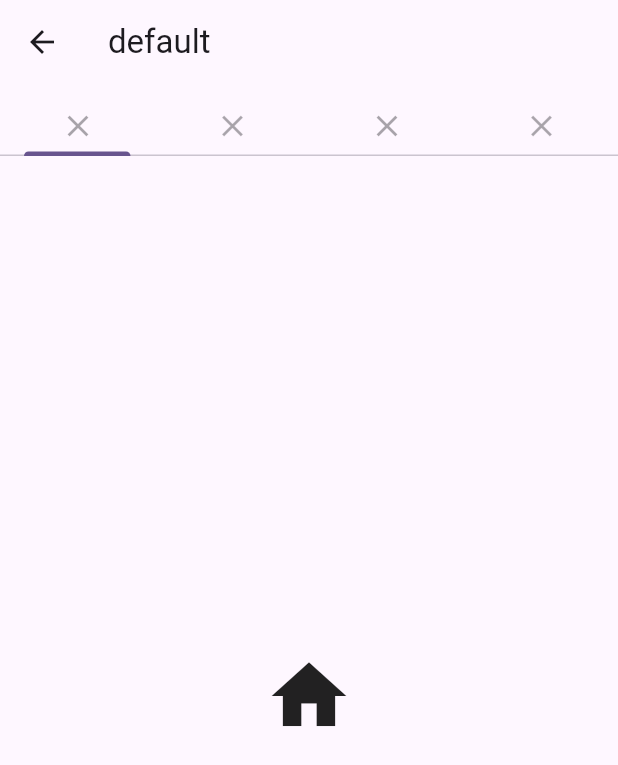
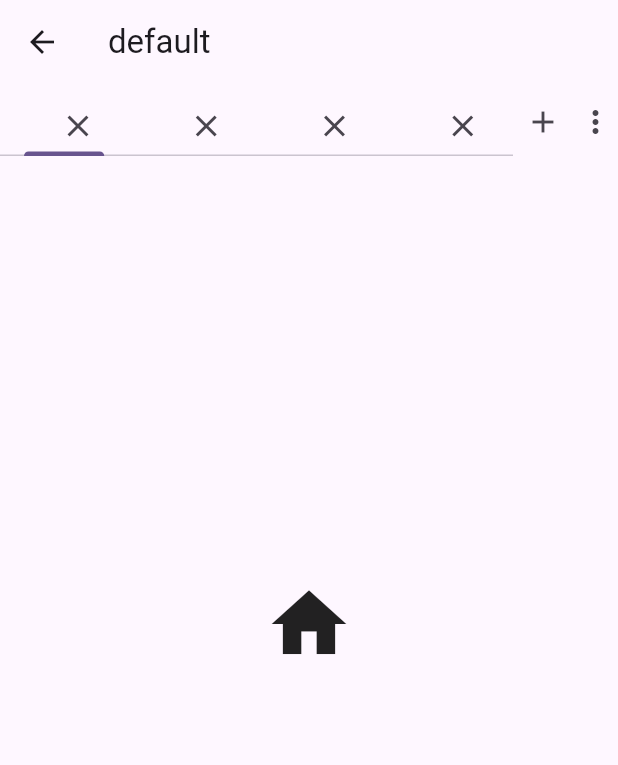
Before and after one commit to sv-makh/tabs_showcase, a Flutter app: the DefaultPage screen opened by its route, on a phone screen of 412 x 824 dp. Shown: the top 765 px of the screen. Run offline on Flutter 3.47's test engine with Material 2 defaults, Android fonts, the phone set to English and light mode, and no system bars; missing offline and left inert: contained_tab_bar_view_with_custom_page_navigator, extended_tabs, reorderable_tabbar, tab_container, tabbed_view.

Commit message:
adding&deleting tabs for default tabbar

```diff
--- a/lib/pages/default_page.dart
+++ b/lib/pages/default_page.dart
@@ -1,32 +1,147 @@
 import 'package:flutter/material.dart';
+import 'package:tabs_showcase/widget/tab_filling_sized.dart';
 
 import '../data/data.dart';
 import '../widget/tab_filling.dart';
 
-class DefaultPage extends StatelessWidget {
+class DefaultPage extends StatefulWidget {
   const DefaultPage({super.key});
 
   @override
+  State<DefaultPage> createState() => _DefaultPageState();
+}
+
+class _DefaultPageState extends State<DefaultPage>
+    with TickerProviderStateMixin {
+  late TabController _controller;
+
+  List<String> tabs = List.from(tabTitles);
+  List<Icon> views = List.from(tabViews);
+
+  double menuButtonSize = 35;
+
+  @override
+  void initState() {
+    super.initState();
+    _controller = TabController(length: tabs.length, vsync: this);
+  }
+
+  @override
+  void dispose() {
+    _controller.dispose();
+    super.dispose();
+  }
+
+  @override
   Widget build(BuildContext context) {
-    return DefaultTabController(
-      length: tabTitles.length,
-      child: Scaffold(
+    return Scaffold(
       appBar: AppBar(
         title: const Text('default'),
-          bottom: TabBar(
+      ),
+      body: Column(
+        children: [
+          Stack(children: [
+            Positioned(
+              right: 0,
+              top: 5,
+              child: Row(
+                children: [
+                  _addButton(),
+                  _menuAnchor(),
+                ],
+              ),
+            ),
+            Padding(
+              padding: EdgeInsets.only(right: 2 * menuButtonSize),
+              child: TabBar(
+                controller: _controller,
                 tabs: List.generate(
-              tabTitles.length,
+                  tabs.length,
                   (index) => Tab(
-                child: TabFilling(
-                  title: tabTitles[index],
+                    child:TabFilling(
+                      title: tabs[index],
+                      onDelete: () {
+                        _deleteTab(tabs[index]);
+                      },
                     ),
                   ),
                 ),
               ),
             ),
-        body: TabBarView(
-          children: tabViews,
+          ]),
+          SizedBox(
+            height: MediaQuery.of(context).size.height - 200,
+            child: TabBarView(
+              controller: _controller,
+              children: views.toList(),
             ),
+          ),
+        ],
+      ),
+    );
+  }
+
+  void _deleteTab(String tab) {
+    int index = tabs.indexOf(tab);
+    tabs.removeAt(index);
+    views.removeAt(index);
+    _controller = TabController(length: tabs.length, vsync: this);
+    setState(() {});
+  }
+
+  Widget _addButton() {
+    return SizedBox(
+      width: menuButtonSize,
+      height: menuButtonSize,
+      child: IconButton(
+        onPressed: () {
+          tabs.add('${(tabs.length + 1).toString()}th tab');
+          views.add(const Icon(
+            Icons.add,
+            size: 60,
+          ));
+          _controller = TabController(length: tabs.length, vsync: this);
+          setState(() {});
+        },
+        icon: Icon(Icons.add),
+      ),
+    );
+  }
+
+  Widget _menuAnchor() {
+    return SizedBox(
+      width: menuButtonSize,
+      height: menuButtonSize,
+      child: MenuAnchor(
+        builder: (BuildContext context, MenuController menuController,
+            Widget? child) {
+          return IconButton(
+            onPressed: () {
+              if (menuController.isOpen) {
+                menuController.close();
+              } else {
+                menuController.open();
+              }
+            },
+            icon: const Icon(Icons.more_vert),
+            tooltip: 'All tabs',
+          );
+        },
+        menuChildren: tabs.map((e) {
+          return MenuItemButton(
+            child: SizedBox(
+              width: 300,
+              child: Text(
+                e,
+                maxLines: 2,
+                overflow: TextOverflow.ellipsis,
+              ),
+            ),
+            onPressed: () {
+              _controller.animateTo(tabs.indexOf(e));
+            },
+          );
+        }).toList(),
       ),
     );
   }
--- a/lib/pages/my_home_page.dart
+++ b/lib/pages/my_home_page.dart
@@ -28,6 +28,7 @@ class MyHomePage extends StatelessWidget {
             TextButton(onPressed: () {
               Navigator.pushNamed(context, '/reorderable_tabbar');
             }, child: const Text('reorderable_tabbar')),
+            Divider(),
             TextButton(onPressed: () {
               Navigator.pushNamed(context, '/extended_tabs');
             }, child: const Text('extended_tabs')),
--- a/lib/pages/reorderable_tabbar_page.dart
+++ b/lib/pages/reorderable_tabbar_page.dart
@@ -1,8 +1,6 @@
 import 'package:flutter/material.dart';
 import 'package:reorderable_tabbar/reorderable_tabbar.dart';
 import 'package:tabs_showcase/data/data.dart';
-import 'package:tabs_showcase/widget/tab_filling.dart';
-
 import '../widget/tab_filling_sized.dart';
 
 //https://pub.dev/packages/reorderable_tabbar
```
Also changed, not shown: lib/pages/contained_tab_bar_page.dart (+7 -11 lines). Lines whose indentation alone changed are shown as unchanged.
